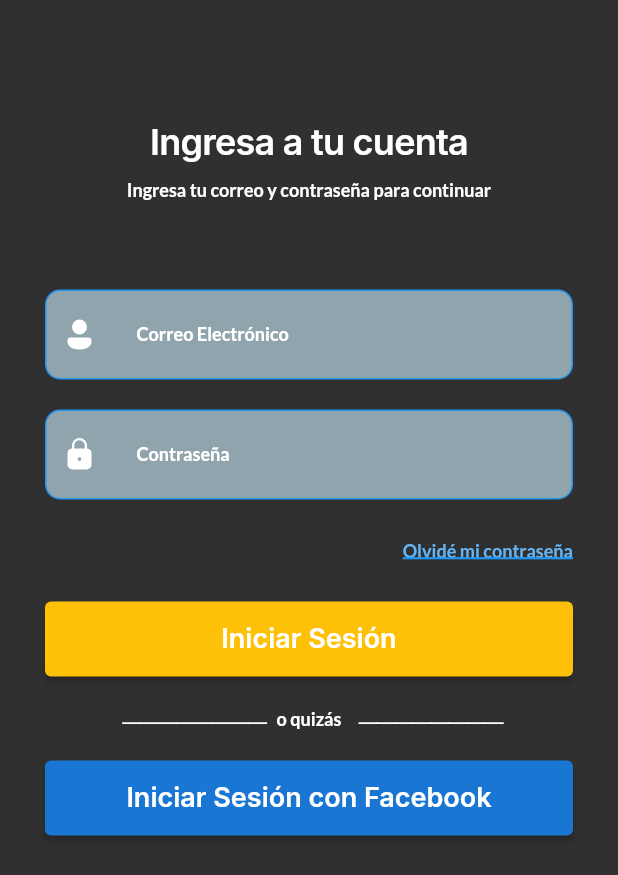
After one commit to mgsotelo/Flutter1001tickets, a Flutter app: the AuthScreen screen opened directly, on a phone screen of 412 x 824 dp. The commit adds this screen. Shown: the top 875 px of the screen. Run offline on Flutter 3.47's test engine with Material 2 defaults, Android fonts, the phone set to English and light mode, and no system bars; our stand-ins replace email_validator, firebase_core, fluentui_system_icons, gap, getwidget, google_fonts and 1 more; accounts and stored records are empty.

Commit message:
auth screen 1st version

```diff
--- a/lib/main.dart
+++ b/lib/main.dart
@@ -1,10 +1,16 @@
+import 'package:firebase_core/firebase_core.dart';
 import 'package:flutter/material.dart';
+import 'package:flutter1001tickets/screens/auth_screen.dart';
 import 'package:flutter1001tickets/screens/first_run_screen.dart';
 import 'package:flutter1001tickets/screens/main_screen.dart';
+import 'package:flutter1001tickets/utils/firebase_options.dart';
 import 'package:shared_preferences/shared_preferences.dart';
 
 void main() async {
   WidgetsFlutterBinding.ensureInitialized();
+  await Firebase.initializeApp(
+    options: DefaultFirebaseOptions.currentPlatform,
+  );
   SharedPreferences prefs = await SharedPreferences.getInstance();
   bool isFirstRun = prefs.getBool('isFirstRun') ?? true;
   runApp(MyApp(isFirstRun: isFirstRun));
--- /dev/null
+++ b/lib/screens/auth_screen.dart
@@ -0,0 +1,162 @@
+import 'package:email_validator/email_validator.dart';
+import 'package:fluentui_system_icons/fluentui_system_icons.dart';
+import 'package:flutter/material.dart';
+import 'package:flutter1001tickets/utils/my_styles.dart';
+import 'package:gap/gap.dart';
+
+class AuthScreen extends StatelessWidget {
+  AuthScreen({super.key});
+
+  final TextEditingController usernameController = TextEditingController();
+  final TextEditingController passwordController = TextEditingController();
+
+  @override
+  Widget build(BuildContext context) {
+    return Scaffold(
+      backgroundColor: Colors.grey[850],
+      body: Container(
+        alignment: Alignment.topCenter,
+        margin: const EdgeInsets.symmetric(horizontal: 30, vertical: 80),
+        child: SingleChildScrollView(
+            child: Column(
+          mainAxisAlignment: MainAxisAlignment.center,
+          crossAxisAlignment: CrossAxisAlignment.center,
+          children: <Widget>[
+            Text(
+              "Ingresa a tu cuenta",
+              textAlign: TextAlign.center,
+              style: MyStyles.h1StyleWhite,
+            ),
+            const Gap(10),
+            Text("Ingresa tu correo y contraseña para continuar",
+                textAlign: TextAlign.center,
+                style: MyStyles.supportingTextStyleWhite),
+            const Gap(60),
+            _buildTextField(usernameController, FluentIcons.person_24_filled,
+                'Correo Electrónico',
+                type: "email"),
+            const Gap(20),
+            _buildTextField(passwordController,
+                FluentIcons.lock_closed_24_filled, 'Contraseña',
+                type: "password"),
+            const Gap(10),
+            Row(
+              mainAxisAlignment: MainAxisAlignment.end,
+              children: [
+                TextButton(
+                  onPressed: () {
+                    // TODO
+                  },
+                  style: ButtonStyle(
+                    padding: MaterialStateProperty.all<EdgeInsets>(
+                      EdgeInsets.zero,
+                    ),
+                  ),
+                  child: Text(
+                    "Olvidé mi contraseña",
+                    style: MyStyles.underlineSupportingTextStyleWhite,
+                  ),
+                ),
+              ],
+            ),
+            const Gap(10),
+            SizedBox(
+              width: double.infinity,
+              height: 50,
+              child: ElevatedButton(
+                onPressed: () {
+                  // TODO
+                },
+                style: ButtonStyle(
+                  backgroundColor:
+                      MaterialStateProperty.all<Color>(Colors.amber),
+                ),
+                child: Text(
+                  'Iniciar Sesión',
+                  style: MyStyles.h2StyleWhite,
+                ),
+              ),
+            ),
+            const Gap(20),
+            Text(
+              "⎯⎯⎯⎯⎯⎯⎯⎯    o quizás    ⎯⎯⎯⎯⎯⎯⎯⎯",
+              style: MyStyles.supportingTextStyleWhite,
+              textAlign: TextAlign.center,
+            ),
+            const Gap(20),
+            SizedBox(
+              width: double.infinity,
+              height: 50,
+              child: ElevatedButton(
+                onPressed: () {
+                  // TODO
+                },
+                style: ButtonStyle(
+                  backgroundColor:
+                      MaterialStateProperty.all<Color>(Colors.blue[700]!),
+                ),
+                child: Text(
+                  'Iniciar Sesión con Facebook',
+                  style: MyStyles.h2StyleWhite,
+                ),
+              ),
+            ),
+          ],
+        )),
+      ),
+    );
+  }
+
+  _buildTextField(
+      TextEditingController controller, IconData icon, String placeholder,
+      {String type = "email"}) {
+    bool obscuretext = false;
+    bool autocorrect = false;
+    bool suggest = true;
+
+    if (type == "password") {
+      obscuretext = true;
+      suggest = false;
+    }
+
+    var textFormField = TextFormField(
+      controller: controller,
+      style: MyStyles.supportingTextStyleWhite,
+      decoration: InputDecoration(
+          contentPadding: const EdgeInsets.symmetric(horizontal: 10),
+          labelText: placeholder,
+          labelStyle: const TextStyle(color: Colors.white),
+          icon: Icon(
+            icon,
+            color: Colors.white,
+          ),
+          border: InputBorder.none),
+      obscureText: obscuretext,
+      enableSuggestions: suggest,
+      autocorrect: autocorrect,
+      validator: (value) {
+        if (type != "password") {
+          if (value!.isEmpty) {
+            return 'Please enter your email';
+          }
+          if (!EmailValidator.validate(value)) {
+            return 'Please enter a valid email';
+          }
+          return null;
+        }
+        return null;
+      },
+    );
+
+    var container = Container(
+      padding: const EdgeInsets.symmetric(horizontal: 10, vertical: 5),
+      decoration: BoxDecoration(
+          color: MyStyles.unselectedColor,
+          border: Border.all(color: Colors.blue),
+          borderRadius: BorderRadius.circular(10)),
+      child: textFormField,
+    );
+
+    return container;
+  }
+}
--- a/lib/utils/my_styles.dart
+++ b/lib/utils/my_styles.dart
@@ -47,6 +47,15 @@ class MyStyles {
     decoration: TextDecoration.none,
   );
 
+  static TextStyle underlineSupportingTextStyleWhite = GoogleFonts.lato(
+    fontSize: 12,
+    color: Colors.blue[300],
+    fontWeight: FontWeight.w600,
+    decoration: TextDecoration.underline,
+    decorationColor: Colors.blue,
+    decorationThickness: 1.5,
+  );
+
   // Paddings
   static EdgeInsets myDefaultVerticalElementsPadding =
       const EdgeInsets.only(top: 10, bottom: 5);
```
